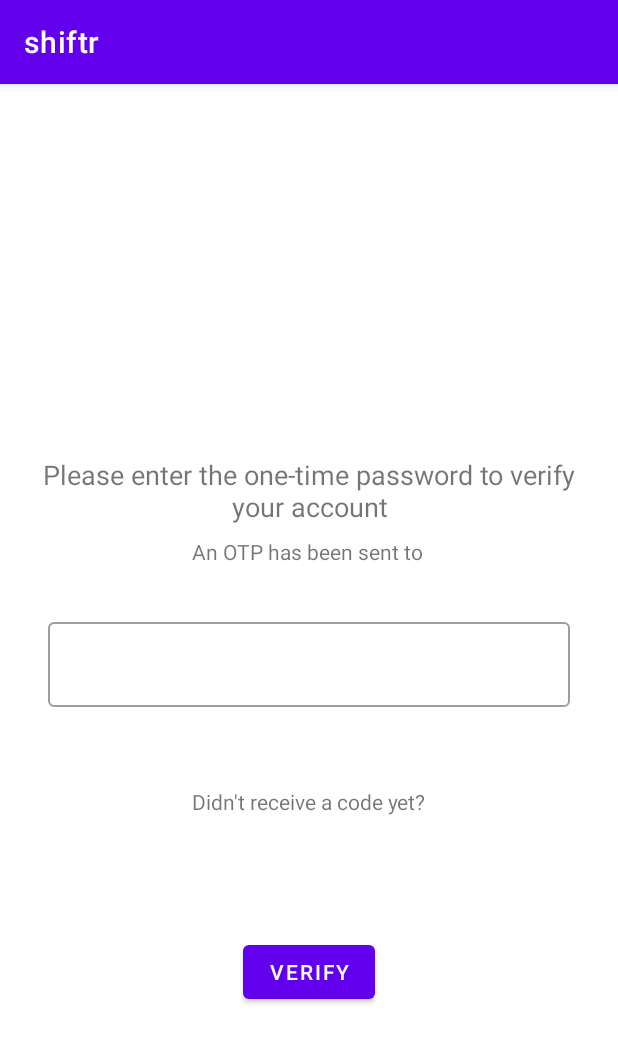
After one commit to aryanarora180/shiftr, an Android app: the VerifyOtpFragment screen opened through its navigation route, on a phone screen of 412 x 824 dp. The commit adds this screen. Shown: the top 1043 px of the screen. Run offline under Robolectric (Android 15) with nearby library versions, the phone set to English and light mode, and no system bars; our stand-ins replace Dagger/Hilt's generated code, Firebase (no records; nobody signed in at launch, a user with empty details on screens opened directly).

Commit message:
Added phone number verification

```diff
--- a/app/build.gradle
+++ b/app/build.gradle
@@ -1,5 +1,6 @@
 plugins {
     id 'com.android.application'
+    id 'com.google.gms.google-services'
     id 'kotlin-android'
     id 'kotlin-kapt'
     id 'dagger.hilt.android.plugin'
@@ -68,4 +69,7 @@ dependencies {
     implementation 'androidx.hilt:hilt-lifecycle-viewmodel:1.0.0-alpha02'
     kapt 'androidx.hilt:hilt-compiler:1.0.0-alpha02'
     implementation 'com.google.android.gms:play-services-auth:18.1.0'
+    implementation platform('com.google.firebase:firebase-bom:26.0.0')
+    implementation 'com.google.firebase:firebase-auth-ktx'
+    implementation "androidx.browser:browser:1.2.0"
 }
--- a/app/src/main/java/com/example/shiftr/SplashActivity.kt
+++ b/app/src/main/java/com/example/shiftr/SplashActivity.kt
@@ -4,6 +4,8 @@ import android.content.Intent
 import android.os.Bundle
 import androidx.appcompat.app.AppCompatActivity
 import com.google.android.gms.auth.api.signin.GoogleSignIn
+import com.google.firebase.auth.ktx.auth
+import com.google.firebase.ktx.Firebase
 import dagger.hilt.android.AndroidEntryPoint
 
 @AndroidEntryPoint
@@ -12,9 +14,10 @@ class SplashActivity : AppCompatActivity() {
         super.onCreate(savedInstanceState)
 
         val account = GoogleSignIn.getLastSignedInAccount(this)
+        val firebaseUser = Firebase.auth.currentUser
         val intent = Intent(
             this,
-            if (account != null) MainActivity::class.java else LoginActivity::class.java
+            if (account != null && firebaseUser != null) MainActivity::class.java else LoginActivity::class.java
         )
         startActivity(intent)
         finish()
--- a/app/src/main/java/com/example/shiftr/view/login/GoogleSignInFragment.kt
+++ b/app/src/main/java/com/example/shiftr/view/login/GoogleSignInFragment.kt
@@ -11,7 +11,9 @@ import androidx.activity.result.ActivityResult
 import androidx.activity.result.contract.ActivityResultContracts
 import androidx.fragment.app.Fragment
 import androidx.fragment.app.activityViewModels
+import androidx.navigation.fragment.findNavController
 import com.example.shiftr.MainActivity
+import com.example.shiftr.R
 import com.example.shiftr.databinding.GoogleSignInFragmentBinding
 import com.example.shiftr.view.showSnackbar
 import com.example.shiftr.viewmodel.SignInViewModel
@@ -20,7 +22,6 @@ import com.google.android.gms.auth.api.signin.GoogleSignInAccount
 import com.google.android.gms.auth.api.signin.GoogleSignInClient
 import com.google.android.gms.tasks.Task
 import dagger.hilt.android.AndroidEntryPoint
-
 
 @AndroidEntryPoint
 class GoogleSignInFragment : Fragment() {
@@ -61,8 +62,7 @@ class GoogleSignInFragment : Fragment() {
 
     private fun handleSignInResult(completedTask: Task<GoogleSignInAccount>) {
         if (completedTask.isSuccessful) {
-            startActivity(Intent(requireActivity(), MainActivity::class.java))
-            requireActivity().finish()
+            findNavController().navigate(R.id.action_googleSignInFragment_to_enterPhoneFragment)
         } else {
             requireView().showSnackbar("Google sign in failed. Please try again later")
         }
--- /dev/null
+++ b/app/src/main/java/com/example/shiftr/view/login/VerifyOtpFragment.kt
@@ -0,0 +1,95 @@
+package com.example.shiftr.view.login
+
+import android.annotation.SuppressLint
+import android.content.Intent
+import androidx.lifecycle.ViewModelProvider
+import android.os.Bundle
+import android.util.Log
+import androidx.fragment.app.Fragment
+import android.view.LayoutInflater
+import android.view.View
+import android.view.ViewGroup
+import androidx.fragment.app.activityViewModels
+import androidx.fragment.app.viewModels
+import com.example.shiftr.MainActivity
+import com.example.shiftr.R
+import com.example.shiftr.databinding.VerifyOtpFragmentBinding
+import com.example.shiftr.view.showSnackbar
+import com.example.shiftr.viewmodel.SignInViewModel
+import com.google.firebase.FirebaseException
+import com.google.firebase.FirebaseTooManyRequestsException
+import com.google.firebase.auth.*
+import com.google.firebase.auth.ktx.auth
+import com.google.firebase.ktx.Firebase
+import dagger.hilt.android.AndroidEntryPoint
+import java.util.concurrent.TimeUnit
+
+@AndroidEntryPoint
+class VerifyOtpFragment : Fragment() {
+
+    private lateinit var binding: VerifyOtpFragmentBinding
+    private val viewModel by activityViewModels<SignInViewModel>()
+
+    override fun onCreateView(
+        inflater: LayoutInflater, container: ViewGroup?,
+        savedInstanceState: Bundle?
+    ): View? {
+        binding = VerifyOtpFragmentBinding.inflate(inflater)
+        return binding.root
+    }
+
+    @SuppressLint("SetTextI18n")
+    override fun onViewCreated(view: View, savedInstanceState: Bundle?) {
+        super.onViewCreated(view, savedInstanceState)
+
+        binding.validateOtpSubHeader.text = "An OTP has been sent to ${viewModel.phoneNumber}"
+
+        val options = PhoneAuthOptions.newBuilder(Firebase.auth)
+            .setPhoneNumber(viewModel.phoneNumber)
+            .setTimeout(60L, TimeUnit.SECONDS)
+            .setActivity(requireActivity())
+            .setCallbacks(otpVerificationCallback)
+            .build()
+        PhoneAuthProvider.verifyPhoneNumber(options)
+
+        binding.validateButton.setOnClickListener {
+            val credential = PhoneAuthProvider.getCredential(viewModel.verificationId, binding.loginOtpEdit.text.toString())
+            signInWithPhoneAuthCredential(credential)
+        }
+    }
+
+    private val otpVerificationCallback = object : PhoneAuthProvider.OnVerificationStateChangedCallbacks() {
+        override fun onVerificationCompleted(credential: PhoneAuthCredential) {
+            signInWithPhoneAuthCredential(credential)
+        }
+
+        override fun onVerificationFailed(e: FirebaseException) {
+            e.printStackTrace()
+            when (e) {
+                is FirebaseAuthInvalidCredentialsException -> requireView().showSnackbar("Invalid phone number")
+                is FirebaseTooManyRequestsException -> requireView().showSnackbar("The SMS quota for this project has exceeded")
+                else -> requireView().showSnackbar("Phone number verification failed. Please try again")
+            }
+        }
+
+        override fun onCodeSent(verificationId: String, token: PhoneAuthProvider.ForceResendingToken) {
+            viewModel.verificationId = verificationId
+        }
+    }
+
+    private fun signInWithPhoneAuthCredential(credential: PhoneAuthCredential) {
+        binding.validateOtpConstraint.visibility = View.GONE
+        binding.validateOtpProgress.visibility = View.VISIBLE
+
+        Firebase.auth.signInWithCredential(credential).addOnCompleteListener { task ->
+            if (task.isSuccessful) {
+                // TODO: Send token and phone number to backend server for processing
+                startActivity(Intent(requireActivity(), MainActivity::class.java))
+                requireActivity().finish()
+            } else {
+                task.exception?.printStackTrace()
+                requireView().showSnackbar("Phone number verification failed. ${task.exception?.message}")
+            }
+        }
+    }
+}
--- a/app/src/main/java/com/example/shiftr/viewmodel/SignInViewModel.kt
+++ b/app/src/main/java/com/example/shiftr/viewmodel/SignInViewModel.kt
@@ -1,13 +1,49 @@
 package com.example.shiftr.viewmodel
 
-import androidx.lifecycle.ViewModel
+import android.app.Application
+import android.util.Log
+import androidx.lifecycle.AndroidViewModel
+import androidx.lifecycle.LiveData
+import androidx.lifecycle.MutableLiveData
+import com.example.shiftr.data.SingleLiveEvent
 import com.google.android.gms.auth.api.signin.GoogleSignInOptions
+import com.google.firebase.auth.PhoneAuthOptions
+import com.google.firebase.auth.PhoneAuthProvider
+import com.google.firebase.auth.ktx.auth
+import com.google.firebase.ktx.Firebase
+import java.util.concurrent.TimeUnit
 
-class SignInViewModel : ViewModel() {
+class SignInViewModel(application: Application) : AndroidViewModel(application) {
 
-    val googleSignInOptions: GoogleSignInOptions = GoogleSignInOptions.Builder(GoogleSignInOptions.DEFAULT_SIGN_IN)
-        .requestIdToken("145123241245-qeld4bjknovdn7b4ppag2m5so0t6e9lm.apps.googleusercontent.com")
-        .requestEmail()
-        .build()
+    private val _application = application
 
+    val googleSignInOptions: GoogleSignInOptions =
+        GoogleSignInOptions.Builder(GoogleSignInOptions.DEFAULT_SIGN_IN)
+            .requestIdToken("145123241245-qeld4bjknovdn7b4ppag2m5so0t6e9lm.apps.googleusercontent.com")
+            .requestEmail()
+            .build()
+
+    var phoneNumber = ""
+
+    private val _phoneNumberError = MutableLiveData<SingleLiveEvent<String>>()
+    val phoneNumberError: LiveData<SingleLiveEvent<String>>
+        get() = _phoneNumberError
+
+    private val _phoneNumberValidated = MutableLiveData<SingleLiveEvent<Boolean>>()
+    val phoneNumberValidated: LiveData<SingleLiveEvent<Boolean>>
+        get() = _phoneNumberValidated
+
+    // TODO: Use regex and better logic for phone number verification
+    fun validateEnteredPhoneNumber(phone: String): Boolean {
+        phoneNumber = if (phone.length == 10) "+91$phone" else ""
+        return if (phoneNumber.isEmpty()) {
+            _phoneNumberError.value = SingleLiveEvent("Invalid phone number")
+            false
+        } else {
+            _phoneNumberValidated.value = SingleLiveEvent(true)
+            true
+        }
+    }
+
+    lateinit var verificationId: String
 }
--- /dev/null
+++ b/app/src/main/res/layout/verify_otp_fragment.xml
@@ -0,0 +1,106 @@
+<?xml version="1.0" encoding="utf-8"?>
+<androidx.coordinatorlayout.widget.CoordinatorLayout xmlns:android="http://schemas.android.com/apk/res/android"
+    xmlns:app="http://schemas.android.com/apk/res-auto"
+    xmlns:tools="http://schemas.android.com/tools"
+    android:id="@+id/validate_otp_coordinator"
+    android:layout_width="match_parent"
+    android:layout_height="match_parent"
+    tools:context=".view.login.VerifyOtpFragment">
+
+    <ProgressBar
+        android:id="@+id/validate_otp_progress"
+        android:layout_width="wrap_content"
+        android:layout_height="wrap_content"
+        android:layout_gravity="center"
+        android:visibility="gone" />
+
+    <androidx.constraintlayout.widget.ConstraintLayout
+        android:id="@+id/validate_otp_constraint"
+        android:layout_width="match_parent"
+        android:layout_height="match_parent">
+
+        <TextView
+            android:id="@+id/validate_otp_header"
+            android:layout_width="0dp"
+            android:layout_height="wrap_content"
+            android:layout_marginStart="16dp"
+            android:layout_marginEnd="16dp"
+            android:layout_marginBottom="8dp"
+            android:gravity="center"
+            android:text="@string/enter_otp_prompt"
+            android:textSize="18sp"
+            app:layout_constraintBottom_toTopOf="@+id/validate_otp_sub_header"
+            app:layout_constraintEnd_toEndOf="parent"
+            app:layout_constraintStart_toStartOf="parent" />
+
+        <TextView
+            android:id="@+id/validate_otp_sub_header"
+            android:layout_width="0dp"
+            android:layout_height="wrap_content"
+            android:layout_marginStart="16dp"
+            android:layout_marginEnd="16dp"
+            android:layout_marginBottom="32dp"
+            android:gravity="center"
+            app:layout_constraintBottom_toTopOf="@+id/login_otp_text_layout"
+            app:layout_constraintEnd_toEndOf="parent"
+            app:layout_constraintStart_toStartOf="parent"
+            tools:text="A one-time password has been sent to 8007187941" />
+
+        <com.google.android.material.textfield.TextInputLayout
+            android:id="@+id/login_otp_text_layout"
+            style="@style/Widget.MaterialComponents.TextInputLayout.OutlinedBox"
+            android:layout_width="0dp"
+            android:layout_height="wrap_content"
+            android:layout_marginStart="32dp"
+            android:layout_marginEnd="32dp"
+            app:layout_constraintBottom_toBottomOf="parent"
+            app:layout_constraintEnd_toEndOf="parent"
+            app:layout_constraintStart_toStartOf="parent"
+            app:layout_constraintTop_toTopOf="parent">
+
+            <com.google.android.material.textfield.TextInputEditText
+                android:id="@+id/login_otp_edit"
+                android:layout_width="match_parent"
+                android:layout_height="match_parent"
+                android:inputType="number" />
+
+        </com.google.android.material.textfield.TextInputLayout>
+
+        <com.google.android.material.button.MaterialButton
+            android:id="@+id/validate_button"
+            android:layout_width="wrap_content"
+            android:layout_height="wrap_content"
+            android:layout_marginStart="32dp"
+            android:layout_marginEnd="32dp"
+            android:text="@string/verify"
+            app:layout_constraintBottom_toBottomOf="parent"
+            app:layout_constraintEnd_toEndOf="parent"
+            app:layout_constraintStart_toStartOf="parent"
+            app:layout_constraintTop_toBottomOf="@+id/login_otp_text_layout" />
+
+        <TextView
+            android:id="@+id/code_not_received_header"
+            android:layout_width="wrap_content"
+            android:layout_height="wrap_content"
+            android:layout_marginBottom="4dp"
+            android:text="@string/no_code_prompt"
+            app:layout_constraintBottom_toTopOf="@+id/code_not_received_wait_text"
+            app:layout_constraintEnd_toEndOf="parent"
+            app:layout_constraintStart_toStartOf="parent"
+            app:layout_constraintTop_toBottomOf="@+id/login_otp_text_layout"
+            app:layout_constraintVertical_chainStyle="packed" />
+
+        <TextView
+            android:id="@+id/code_not_received_wait_text"
+            android:layout_width="wrap_content"
+            android:layout_height="wrap_content"
+            android:layout_marginTop="4dp"
+            app:layout_constraintBottom_toTopOf="@+id/validate_button"
+            app:layout_constraintEnd_toEndOf="parent"
+            app:layout_constraintStart_toStartOf="parent"
+            app:layout_constraintTop_toBottomOf="@+id/code_not_received_header"
+            tools:text="Wait for 0:56" />
+
+    </androidx.constraintlayout.widget.ConstraintLayout>
+
+</androidx.coordinatorlayout.widget.CoordinatorLayout>
--- a/app/src/main/res/navigation/login_navigation.xml
+++ b/app/src/main/res/navigation/login_navigation.xml
@@ -9,5 +9,26 @@
         android:id="@+id/googleSignInFragment"
         android:name="com.example.shiftr.view.login.GoogleSignInFragment"
         android:label="google_sign_in_fragment"
-        tools:layout="@layout/google_sign_in_fragment" />
+        tools:layout="@layout/google_sign_in_fragment" >
+        <action
+            android:id="@+id/action_googleSignInFragment_to_enterPhoneFragment"
+            app:destination="@id/enterPhoneFragment"
+            app:popUpTo="@id/googleSignInFragment"
+            app:popUpToInclusive="true" />
+    </fragment>
+    <fragment
+        android:id="@+id/enterPhoneFragment"
+        android:name="com.example.shiftr.view.login.EnterPhoneFragment"
+        android:label="enter_phone_fragment"
+        tools:layout="@layout/enter_phone_fragment" >
+        <action
+            android:id="@+id/action_enterPhoneFragment_to_verifyOtpFragment"
+            app:destination="@id/verifyOtpFragment"
+            app:popUpTo="@id/verifyOtpFragment"
+            app:popUpToInclusive="true" />
+    </fragment>
+    <fragment
+        android:id="@+id/verifyOtpFragment"
+        android:name="com.example.shiftr.view.login.VerifyOtpFragment"
+        android:label="VerifyOtpFragment" />
 </navigation>
--- a/app/src/main/res/values/strings.xml
+++ b/app/src/main/res/values/strings.xml
@@ -5,4 +5,10 @@
     <string name="books">Books</string>
     <string name="image_uploads">Image uploads</string>
     <string name="medical_reports">Medical reports</string>
+    <string name="enter_phone_prompt">Enter your phone number to continue</string>
+    <string name="phone_number">Phone number</string>
+    <string name="verify">Verify</string>
+    <string name="enter_otp_prompt">Please enter the one-time password to verify your account</string>
+    <string name="no_code_prompt">Didn\'t receive a code yet?</string>
+    <string name="enter_valid_phone">Please enter a valid phone number to continue</string>
 </resources>
--- a/build.gradle
+++ b/build.gradle
@@ -8,6 +8,7 @@ buildscript {
     dependencies {
         classpath "com.android.tools.build:gradle:4.1.0"
         classpath "org.jetbrains.kotlin:kotlin-gradle-plugin:$kotlin_version"
+        classpath 'com.google.gms:google-services:4.3.4'
         classpath "org.jetbrains.kotlin:kotlin-android-extensions:1.4.10"
         classpath "androidx.navigation:navigation-safe-args-gradle-plugin:2.3.1"
         classpath 'com.google.dagger:hilt-android-gradle-plugin:2.28.1-alpha'
```
Also changed, not shown: app/src/main/java/com/example/shiftr/data/SingleLiveEvent.kt (added, +14 -0 lines), app/src/main/java/com/example/shiftr/view/login/EnterPhoneFragment.kt (added, +56 -0 lines), app/src/main/res/layout/enter_phone_fragment.xml (added, +68 -0 lines), 1 other file.
